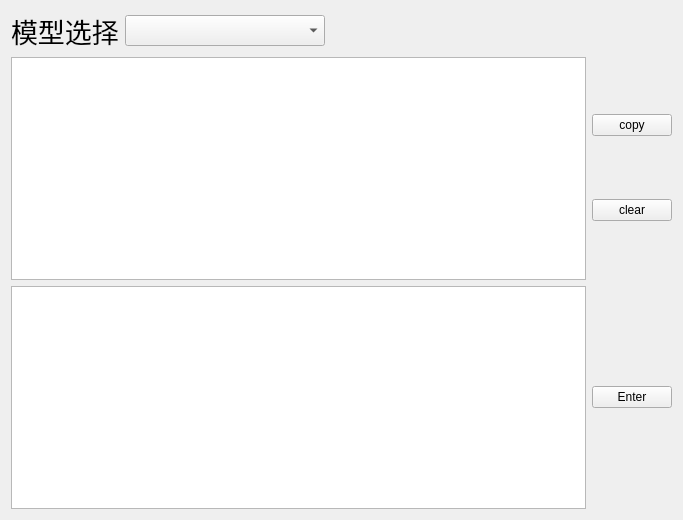
Old version of the form translateapp/llm.ui in the repository BaiSongt/LLMClass01.
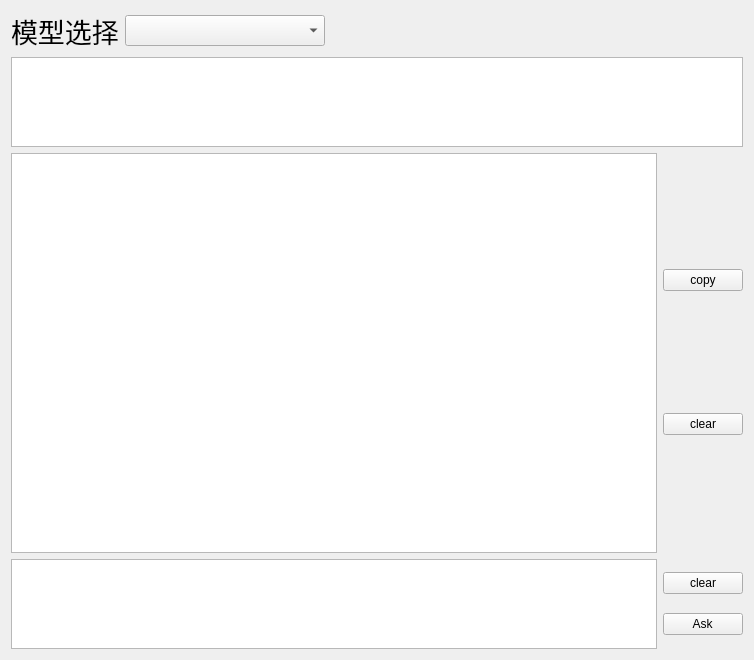
New version of the form.

Commit message: 更新LLM聊天界面，调整UI布局，增加文本浏览器，优化输入输出功能，添加清空按钮，支持流式输出

Diff of the .ui file:
```diff
--- a/translateapp/llm.ui
+++ b/translateapp/llm.ui
@@ -6,14 +6,14 @@
    <rect>
     <x>0</x>
     <y>0</y>
-    <width>683</width>
-    <height>520</height>
+    <width>754</width>
+    <height>660</height>
    </rect>
   </property>
   <property name="windowTitle">
    <string>Form</string>
   </property>
-  <layout class="QVBoxLayout" name="verticalLayout_2">
+  <layout class="QVBoxLayout" name="verticalLayout_3">
    <item>
     <layout class="QHBoxLayout" name="horizontalLayout_2">
      <item>
@@ -58,10 +58,19 @@
      </item>
     </layout>
    </item>
+   <item>
+    <widget class="QTextBrowser" name="textBrowser"/>
+   </item>
    <item>
     <layout class="QHBoxLayout" name="horizontalLayout_3">
      <item>
       <widget class="QTextEdit" name="llm_msg_output">
+       <property name="minimumSize">
+        <size>
+         <width>0</width>
+         <height>400</height>
+        </size>
+       </property>
        <property name="readOnly">
         <bool>true</bool>
        </property>
@@ -91,17 +100,46 @@
     <layout class="QHBoxLayout" name="horizontalLayout">
      <item>
       <widget class="QPlainTextEdit" name="user_input_edit">
+       <property name="maximumSize">
+        <size>
+         <width>16777215</width>
+         <height>400</height>
+        </size>
+       </property>
        <property name="plainText">
         <string/>
        </property>
       </widget>
      </item>
      <item>
-      <widget class="QPushButton" name="enter_btn">
-       <property name="text">
-        <string>Enter</string>
-       </property>
-      </widget>
+      <layout class="QVBoxLayout" name="verticalLayout_2">
+       <item>
+        <widget class="QPushButton" name="clear_btn_2">
+         <property name="minimumSize">
+          <size>
+           <width>0</width>
+           <height>20</height>
+          </size>
+         </property>
+         <property name="text">
+          <string>clear</string>
+         </property>
+        </widget>
+       </item>
+       <item>
+        <widget class="QPushButton" name="enter_btn">
+         <property name="minimumSize">
+          <size>
+           <width>0</width>
+           <height>20</height>
+          </size>
+         </property>
+         <property name="text">
+          <string> Ask </string>
+         </property>
+        </widget>
+       </item>
+      </layout>
      </item>
     </layout>
    </item>
```
The commit also changes 3 other files.
